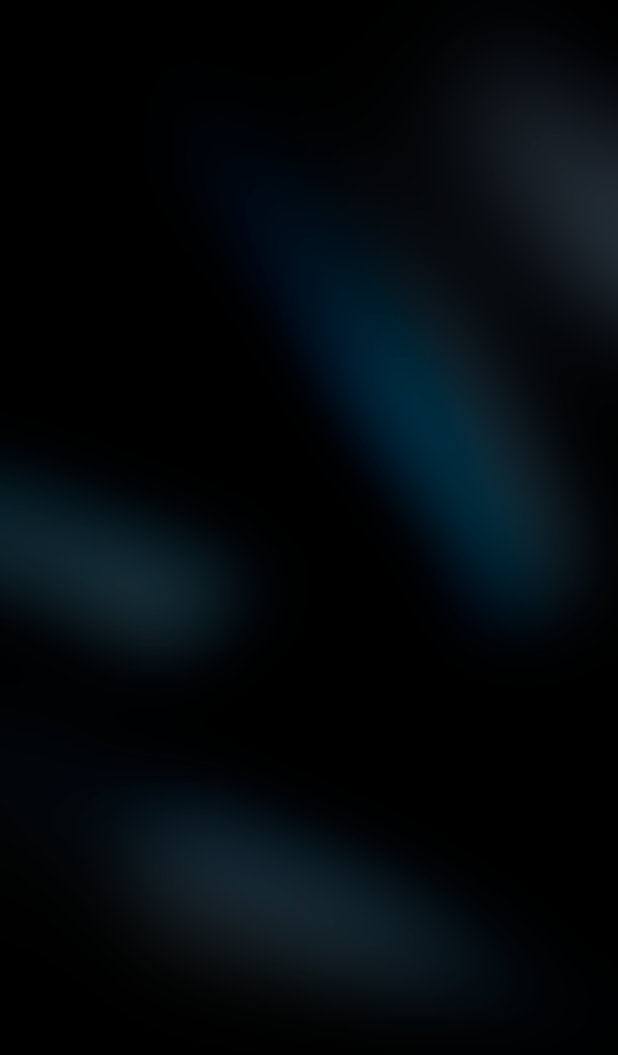
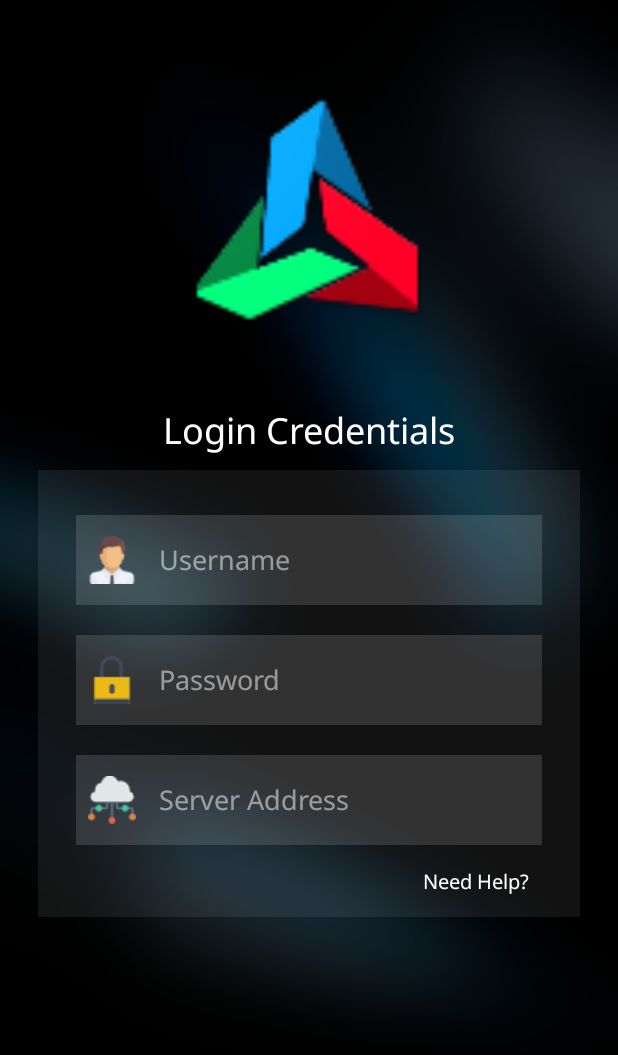
Before and after one commit to jlgc96/TVHE-Viewer, an Android app: the LoginActivity screen opened directly, with no data from a screen before it, on a phone screen of 412 x 824 dp. Shown: the top 1055 px of the screen. Run offline under Robolectric (Android 15) with nearby library versions, the phone set to English and light mode, and no system bars.

Commit message:
First Design of Login Page

```diff
--- a/app/src/main/AndroidManifest.xml
+++ b/app/src/main/AndroidManifest.xml
@@ -8,18 +8,16 @@
         android:label="@string/app_name"
         android:supportsRtl="true"
         android:theme="@style/IntroTheme">
-        <activity android:name=".tutorial.IntroActivity">
+        <activity android:name=".tutorial.IntroActivity"
+            android:screenOrientation="portrait" >
             <intent-filter>
                 <action android:name="android.intent.action.MAIN" />
-
                 <category android:name="android.intent.category.LAUNCHER" />
             </intent-filter>
         </activity>
-
         <meta-data
             android:name="preloaded_fonts"
             android:resource="@array/preloaded_fonts" />
-
         <activity android:name=".LoginActivity"></activity>
     </application>
 
--- a/app/src/main/res/layout/activity_login.xml
+++ b/app/src/main/res/layout/activity_login.xml
@@ -1,9 +1,103 @@
 <?xml version="1.0" encoding="utf-8"?>
-<android.support.constraint.ConstraintLayout xmlns:android="http://schemas.android.com/apk/res/android"
-    xmlns:app="http://schemas.android.com/apk/res-auto"
-    xmlns:tools="http://schemas.android.com/tools"
+<LinearLayout xmlns:android="http://schemas.android.com/apk/res/android"
+    android:orientation="vertical"
     android:layout_width="match_parent"
     android:layout_height="match_parent"
-    tools:context=".LoginActivity">
+    android:paddingLeft="25dp"
+    android:paddingRight="25dp">
 
-</android.support.constraint.ConstraintLayout>
+    <ImageView
+        android:layout_width="200dp"
+        android:layout_height="200dp"
+        android:layout_gravity="center_horizontal"
+        android:layout_marginTop="40dp"
+        android:padding="16dp"
+        android:src="@mipmap/tvhe_icon" />
+
+    <TextView
+        android:layout_width="match_parent"
+        android:layout_height="wrap_content"
+        android:layout_gravity="center_horizontal"
+        android:fontFamily="@font/noto_sans"
+        android:text="Login Credentials"
+        android:textAlignment="center"
+        android:textColor="#ffffff"
+        android:textSize="24dp"
+        android:layout_marginTop="30dp"/>
+
+    <LinearLayout
+        android:layout_width="match_parent"
+        android:layout_height="wrap_content"
+        android:orientation="vertical"
+        android:background="#12ffffff"
+        android:layout_marginTop="10dp"
+        android:paddingLeft="25dp"
+        android:paddingRight="25dp">
+
+        <EditText
+            android:layout_width="match_parent"
+            android:layout_height="60dp"
+            android:layout_marginTop="30dp"
+            android:background="#22ffffff"
+            android:ems="10"
+            android:fontFamily="@font/noto_sans"
+            android:hint="Username"
+            android:drawableLeft="@drawable/boss"
+            android:drawablePadding="15dp"
+            android:inputType="text"
+            android:maxLines="1"
+            android:padding="8dp"
+            android:textColorHint="#80ffffff"
+            android:textColor="#ffffff"
+            android:textSize="18dp" />
+
+        <EditText
+            android:layout_width="match_parent"
+            android:layout_height="60dp"
+            android:layout_marginTop="20dp"
+            android:background="#22ffffff"
+            android:ems="10"
+            android:fontFamily="@font/noto_sans"
+            android:hint="Password"
+            android:drawableLeft="@drawable/locked"
+            android:drawablePadding="15dp"
+            android:inputType="textPassword"
+            android:maxLines="1"
+            android:padding="8dp"
+            android:textColorHint="#80ffffff"
+            android:textColor="#ffffff"
+            android:textSize="18dp" />
+
+        <EditText
+            android:layout_width="match_parent"
+            android:layout_height="60dp"
+            android:layout_marginTop="20dp"
+            android:background="#22ffffff"
+            android:ems="10"
+            android:fontFamily="@font/noto_sans"
+            android:hint="Server Address"
+            android:drawableLeft="@drawable/database"
+            android:drawablePadding="15dp"
+            android:inputType="textUri"
+            android:maxLines="1"
+            android:padding="8dp"
+            android:textColorHint="#80ffffff"
+            android:textColor="#ffffff"
+            android:textSize="18dp" />
+
+        <Button
+            android:layout_width="wrap_content"
+            android:layout_height="wrap_content"
+            android:layout_gravity="right"
+            android:background="@android:color/transparent"
+            android:fontFamily="@font/noto_sans"
+            android:text="Need Help?"
+            android:textAlignment="center"
+            android:textAllCaps="false"
+            android:textColor="@android:color/background_light"
+            android:textSize="13sp" />
+
+    </LinearLayout>
+
+
+</LinearLayout>
--- a/app/src/main/res/values/colors.xml
+++ b/app/src/main/res/values/colors.xml
@@ -1,6 +1,6 @@
 <?xml version="1.0" encoding="utf-8"?>
 <resources>
     <color name="colorPrimary">#3F51B5</color>
-    <color name="colorPrimaryDark">#303F9F</color>
+    <color name="colorPrimaryDark">#303f9f</color>
     <color name="colorAccent">#FF4081</color>
 </resources>
--- a/build.gradle
+++ b/build.gradle
@@ -7,7 +7,7 @@ buildscript {
         jcenter()
     }
     dependencies {
-        classpath 'com.android.tools.build:gradle:3.1.2'
+        classpath 'com.android.tools.build:gradle:3.1.1'
 
 
         // NOTE: Do not place your application dependencies here; they belong
```
Also changed, not shown: app/src/main/res/drawable/boss.png (added), app/src/main/res/drawable/database.png (added), app/src/main/res/drawable/locked.png (added).
